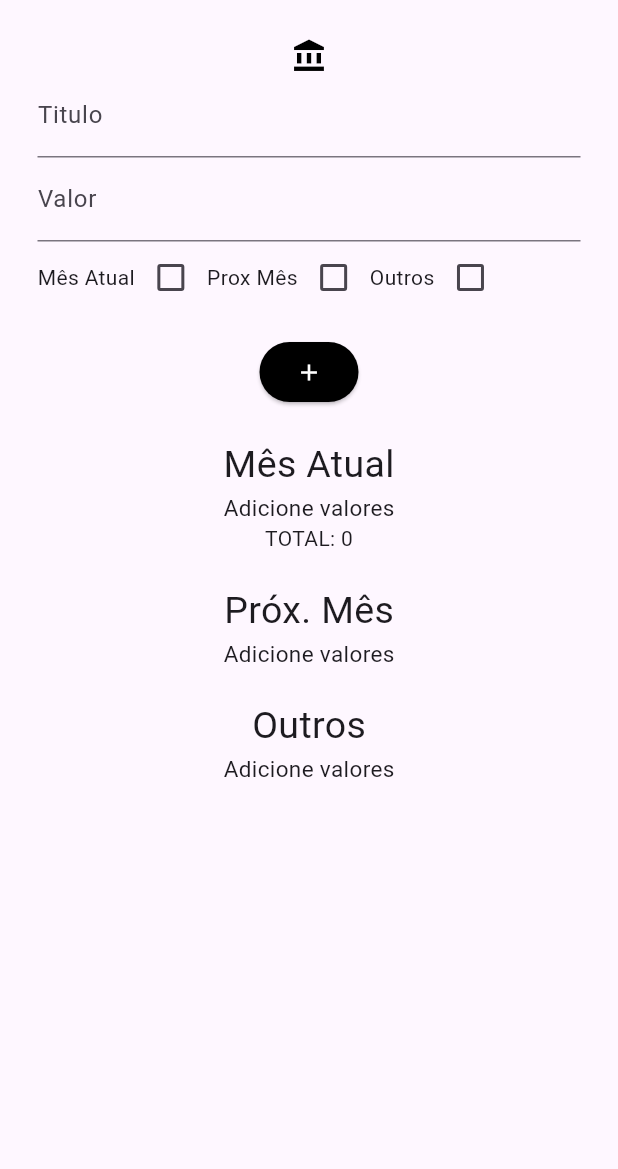
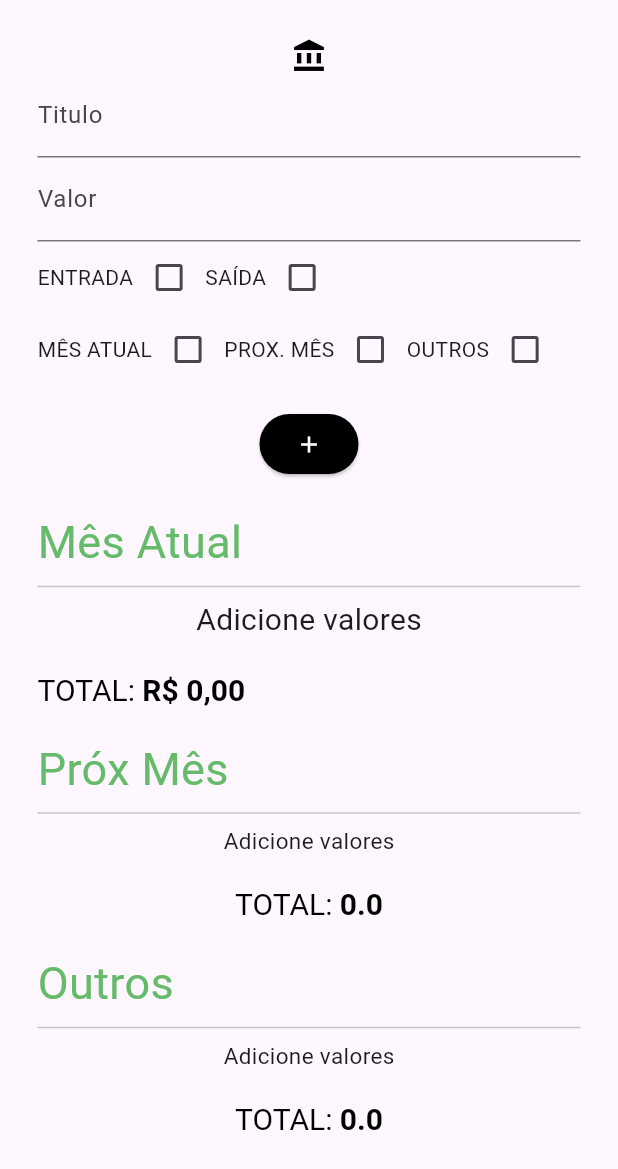
Before and after one commit to rafaelcastrobr/gastos_gerais_app_flutter, a Flutter app: the screen it shows after launch, after a tap on the "add" icon, on a phone screen of 412 x 824 dp. Shown: the top 1169 px of the screen. Run offline on Flutter 3.47's test engine with Material 3 defaults, Android fonts, the phone set to English and light mode, and no system bars; our stand-ins replace bloc, brasil_fields, equatable, flutter_bloc, hydrated_bloc, shared_preferences; missing offline and left inert: flutter_guid.

Commit message:
feat: formacao de valor

```diff
--- a/lib/bloc/create_list_cubit/create_list_state.dart
+++ b/lib/bloc/create_list_cubit/create_list_state.dart
@@ -2,22 +2,27 @@ part of 'create_list_cubit.dart';
 
 @immutable
 class CreateListState extends Equatable {
-
   final List<ListasModel>? mesAtual;
   final List<ListasModel>? proxMes;
   final List<ListasModel>? outros;
+  final TextEditingController? controllerTitulo;
+  final TextEditingController? controllerValor;
 
-const CreateListState({this.mesAtual, this.proxMes, this.outros});
+  const CreateListState({this.controllerTitulo, this.controllerValor, this.mesAtual, this.proxMes, this.outros});
 
   CreateListState copyWith({
     List<ListasModel>? mesAtual,
     List<ListasModel>? proxMes,
     List<ListasModel>? outros,
+    TextEditingController? controllerTitulo,
+    TextEditingController? controllerValor,
   }) {
     return CreateListState(
       mesAtual: mesAtual ?? this.mesAtual,
       outros: outros ?? this.outros,
       proxMes: proxMes ?? this.proxMes,
+      controllerTitulo: controllerTitulo ?? this.controllerTitulo,
+      controllerValor: controllerValor ?? this.controllerValor,
     );
   }
 
@@ -29,31 +34,27 @@ const CreateListState({this.mesAtual, this.proxMes, this.outros});
       'mesAtual': mesAtualjson,
       'outros': outrosjson,
       'proxMes': proxMesjson,
+      'controllerTitulo': controllerTitulo,
+      'controllerValor': controllerValor,
     };
   }
 
   factory CreateListState.fromMap(Map<String, dynamic> map) {
-
-  final List<ListasModel> mesAtual = (map['mesAtual'] == null ? [] : jsonDecode(map['mesAtual']))
-      .map((task) => ListasModel.fromJson(task))
-      .toList();
-  final List<ListasModel> proxMes = (map['proxMes'] == null ? [] : jsonDecode(map['proxMes']))
-      .map((task) => ListasModel.fromJson(task))
-      .toList();
-  final List<ListasModel> outros = (map['outros'] == null ? [] : jsonDecode(map['outros']))
-      .map((task) => ListasModel.fromJson(task))
-      .toList();
+    final List<ListasModel> mesAtual = (map['mesAtual'] == null ? [] : jsonDecode(map['mesAtual'])).map((task) => ListasModel.fromJson(task)).toList();
+    final List<ListasModel> proxMes = (map['proxMes'] == null ? [] : jsonDecode(map['proxMes'])).map((task) => ListasModel.fromJson(task)).toList();
+    final List<ListasModel> outros = (map['outros'] == null ? [] : jsonDecode(map['outros'])).map((task) => ListasModel.fromJson(task)).toList();
 
     return CreateListState(
       mesAtual: mesAtual,
       outros: outros,
       proxMes: proxMes,
+      controllerValor: map['controllerValor'],
+      controllerTitulo: map['controllerTitulo'],
     );
   }
 
-
   @override
-  List<Object?> get props => [mesAtual, proxMes, outros];
+  List<Object?> get props => [mesAtual, proxMes, outros, controllerTitulo, controllerValor];
 }
 
 final class CreateListInitial extends CreateListState {}
--- /dev/null
+++ b/lib/functions/formaterValor.dart
@@ -0,0 +1,28 @@
+import 'package:intl/intl.dart';
+
+class Formatervalor {
+  static String formaterForReal(double valor) {
+    double valorNumerico = valor;
+    NumberFormat formatador = NumberFormat.currency(locale: 'pt_BR', symbol: 'R\$');
+    String valorFormatado = formatador.format(valorNumerico);
+
+    return valorFormatado;
+  }
+
+  static double limparString(String valor, bool entrada, bool saida) {
+    String valorFormatado = valor;
+    String valorSemPontos = valorFormatado.replaceAll('.', '');
+    String valorComPonto = valorSemPontos.replaceAll(',', '.');
+    double valorNumerico = double.parse(valorComPonto);
+    double valorEntradaSaida = 0;
+
+    if (entrada) {
+      valorEntradaSaida = valorNumerico;
+    }
+    if (saida) {
+      valorEntradaSaida = -valorNumerico;
+    }
+
+    return valorEntradaSaida;
+  }
+}
--- a/lib/models/listas_model.dart
+++ b/lib/models/listas_model.dart
@@ -10,7 +10,7 @@ import 'package:json_annotation/json_annotation.dart';
 class ListasModel extends Equatable {
   String id;
   String titulo;
-  int valor;
+  double valor;
   int iconEnum;
 
   ListasModel({required this.id, required this.titulo, required this.valor, this.iconEnum = 0});
@@ -21,7 +21,7 @@ class ListasModel extends Equatable {
   ListasModel copyWith({
     String? titulo,
     String? id,
-    int? valor,
+    double? valor,
     int? iconEnum,
   }) {
     return ListasModel(id: id ?? this.id, titulo: titulo ?? this.titulo, valor: valor ?? this.valor, iconEnum: iconEnum ?? this.iconEnum);
@@ -48,5 +48,4 @@ class ListasModel extends Equatable {
   String toJson() => json.encode(toMap());
 
   factory ListasModel.fromJson(String source) => ListasModel.fromMap(json.decode(source) as Map<String, dynamic>);
-
 }
--- a/lib/screens/Home.dart
+++ b/lib/screens/Home.dart
@@ -4,6 +4,7 @@ import 'package:flutter/material.dart';
 import 'package:flutter_bloc/flutter_bloc.dart';
 import 'package:flutter_guid/flutter_guid.dart';
 import 'package:gastos_gerais_app_flutter/bloc/create_list_cubit/create_list_cubit.dart';
+import 'package:gastos_gerais_app_flutter/functions/formaterValor.dart';
 import 'package:gastos_gerais_app_flutter/models/listas_model.dart';
 import 'package:gastos_gerais_app_flutter/screens/widgets/MesAtualWidgets.dart';
 import 'package:gastos_gerais_app_flutter/screens/widgets/OutrosWidgets.dart';
@@ -19,73 +20,43 @@ class Home extends StatefulWidget {
 }
 
 class _HomeState extends State<Home> {
-  final TextEditingController _controllerTitulo = TextEditingController();
-  final TextEditingController _controllerValor = TextEditingController();
+  late final TextEditingController _controllerTitulo;
+  late final TextEditingController _controllerValor;
   late final CreateListCubit createListCubit;
 
   bool mesAtualCheck = false;
   bool proxMesCheck = false;
   bool outrosCheck = false;
 
+  bool entradaCheck = false;
+  bool saidaCheck = false;
+
+  bool error = false;
+
   @override
   void initState() {
     // TODO: implement initState
-
+    _controllerTitulo = TextEditingController();
+    _controllerValor = TextEditingController();
     createListCubit = context.read<CreateListCubit>();
 
     listShared();
 
+    createListCubit.initControllerText(_controllerTitulo, _controllerValor);
     super.initState();
   }
 
   listShared() async {
     final SharedPreferences prefs = await SharedPreferences.getInstance();
 
-
+    // prefs.remove('mesAtual');
+    // prefs.remove('proxMes');
+    // prefs.remove('outros');
     var listConvertMesAtual = prefs.getString('mesAtual') ?? '[]';
     var listConvertProxMes = prefs.getString('proxMes') ?? '[]';
     var listConvertOutros = prefs.getString('outros') ?? '[]';
 
-List<ListasModel> mesAtualConvert = [];
-List<ListasModel> proxMesConvert = [];
-List<ListasModel> outrosConvert = [];
-
-if (listConvertMesAtual.isNotEmpty) {
-  var decodedListMesAtual = jsonDecode(listConvertMesAtual);
-  mesAtualConvert = decodedListMesAtual.map<ListasModel>((item) => ListasModel.fromJson(item)).toList();
-}
-
-if (listConvertProxMes.isNotEmpty) {
-  var decodedListProxMes = jsonDecode(listConvertProxMes);
-  proxMesConvert = decodedListProxMes.map<ListasModel>((item) => ListasModel.fromJson(item)).toList();
-}
-
-if (listConvertOutros.isNotEmpty) {
-  var decodedListOutros = jsonDecode(listConvertOutros);
-  outrosConvert = decodedListOutros.map<ListasModel>((item) => ListasModel.fromJson(item)).toList();
-}
-
-
-
-
-
-
-
-
-    // var listConvertMesAtual = prefs.getString('mesAtual') ?? '';
-    // var listConvertProxMes = prefs.getString('proxMes') ?? '';
-    // var listConvertOutros = prefs.getString('outros') ?? '';
-
-    // var decodedListMesAtual = jsonDecode(listConvertMesAtual);
-    // var decodedListProxMes = jsonDecode(listConvertProxMes);
-    // var decodedListOutros = jsonDecode(listConvertOutros);
-
-
-    // List<ListasModel> mesAtualConvert = decodedListMesAtual.map<ListasModel>((item) => ListasModel.fromJson(item)).toList();
-    // List<ListasModel> proxMesConvert = decodedListProxMes.map<ListasModel>((item) => ListasModel.fromJson(item)).toList();
-    // List<ListasModel> outrosConvert = decodedListOutros.map<ListasModel>((item) => ListasModel.fromJson(item)).toList();
-
-    createListCubit.initMesAtual(mesAtualConvert, proxMesConvert, outrosConvert);
+    createListCubit.initMesAtual(listConvertMesAtual, listConvertProxMes, listConvertOutros);
   }
 
   @override
@@ -94,19 +65,44 @@ if (listConvertOutros.isNotEmpty) {
       child: GestureDetector(
         onTap: () => FocusScope.of(context).requestFocus(FocusNode()),
         child: Scaffold(
-          body: Center(
-            child: Padding(
+          body: Padding(
             padding: const EdgeInsets.all(25),
-              child: Column(
+            child: SingleChildScrollView(
+              child: BlocBuilder<CreateListCubit, CreateListState>(
+                bloc: createListCubit,
+                builder: (context, state) {
+                  return Column(
                     mainAxisAlignment: MainAxisAlignment.start,
                     children: [
                       const Icon(Icons.account_balance, color: Colors.black),
-                  TextInputWidget(controller: _controllerTitulo, titulo: "Titulo", typeInput: TextInputType.text),
-                  TextInputWidget(controller: _controllerValor, titulo: "Valor", typeInput: TextInputType.number),
+                      TextInputWidget(controller: state.controllerTitulo ?? _controllerTitulo, isValor: false, titulo: "Titulo", typeInput: TextInputType.text),
+                      TextInputWidget(controller: state.controllerValor ?? _controllerValor, isValor: true, titulo: "Valor", typeInput: TextInputType.number),
                       Row(children: [
-                    const Text('Mês Atual'),
+                        const Text('ENTRADA'),
                         Checkbox(
                           value: mesAtualCheck,
+                          onChanged: (value) {
+                            setState(() {
+                              entradaCheck = !entradaCheck;
+                              saidaCheck = false;
+                            });
+                          },
+                        ),
+                        const Text('SAÍDA'),
+                        Checkbox(
+                          value: proxMesCheck,
+                          onChanged: (value) {
+                            setState(() {
+                              saidaCheck = !saidaCheck;
+                              entradaCheck = false;
+                            });
+                          },
+                        ),
+                      ]),
+                      Row(children: [
+                        const Text('MÊS ATUAL'),
+                        Checkbox(
+                          value: entradaCheck,
                           onChanged: (value) {
                             setState(() {
                               mesAtualCheck = !mesAtualCheck;
@@ -115,18 +111,18 @@ if (listConvertOutros.isNotEmpty) {
                             });
                           },
                         ),
-                    const Text('Prox Mês'),
+                        const Text('PROX. MÊS'),
                         Checkbox(
-                      value: proxMesCheck,
+                          value: saidaCheck,
                           onChanged: (value) {
                             setState(() {
+                              mesAtualCheck = false;
                               proxMesCheck = !proxMesCheck;
-                          mesAtualCheck = false;
                               outrosCheck = false;
                             });
                           },
                         ),
-                    const Text('Outros'),
+                        const Text('OUTROS'),
                         Checkbox(
                           value: outrosCheck,
                           onChanged: (value) {
@@ -144,7 +140,20 @@ if (listConvertOutros.isNotEmpty) {
                           style: ElevatedButton.styleFrom(backgroundColor: Colors.black, foregroundColor: Colors.white),
                           onPressed: () {
                             Guid id = Guid.generate();
-                        createListCubit.addTaskMesAtual(id.value, _controllerTitulo.text, int.parse(_controllerValor.text));
+
+                            var valorNumerico = Formatervalor.limparString(_controllerValor.text, entradaCheck, saidaCheck);
+
+                            if (mesAtualCheck) {
+                              createListCubit.addTaskMesAtual(id.value, _controllerTitulo.text, valorNumerico);
+                            }
+
+                            if (proxMesCheck) {
+                              createListCubit.addTaskProxMes(id.value, _controllerTitulo.text, valorNumerico);
+                            }
+
+                            if (outrosCheck) {
+                              createListCubit.addTaskOutros(id.value, _controllerTitulo.text, valorNumerico);
+                            }
                           },
                           child: const Icon(Icons.add),
                         ),
@@ -154,8 +163,10 @@ if (listConvertOutros.isNotEmpty) {
                       const SizedBox(height: 20),
                       const ProxMesWidget(),
                       const SizedBox(height: 20),
-                  const OutrosWidgets()
+                      const OutrosWidgets(),
                     ],
+                  );
+                },
               ),
             ),
           ),
--- a/lib/screens/widgets/MesAtualWidgets.dart
+++ b/lib/screens/widgets/MesAtualWidgets.dart
@@ -1,6 +1,7 @@
 import 'package:flutter/material.dart';
 import 'package:flutter_bloc/flutter_bloc.dart';
 import 'package:gastos_gerais_app_flutter/bloc/create_list_cubit/create_list_cubit.dart';
+import 'package:gastos_gerais_app_flutter/functions/formaterValor.dart';
 
 class MesAtualWidgets extends StatefulWidget {
   const MesAtualWidgets({super.key});
@@ -19,29 +20,59 @@ class _MesAtualWidgetsState extends State<MesAtualWidgets> {
       builder: (context, state) {
         final listaMesAtual = state.mesAtual ?? [];
 
+        var total = listaMesAtual.fold(0.0, (previousValue, element) => previousValue + element.valor);
+
         return Column(
           children: [
-            const Text('Mês Atual', style: TextStyle(fontSize: 25)),
-            if (listaMesAtual.isEmpty) const Text('Adicione valores', style: TextStyle(fontSize: 15)),
+            Align(alignment: Alignment.centerLeft, child: Text('Mês Atual', style: TextStyle(fontSize: 30, color: Colors.green[400]))),
+            Divider(),
+            if (listaMesAtual.isEmpty) const Text('Adicione valores', style: TextStyle(fontSize: 20)),
             ListView.builder(
               shrinkWrap: true,
+              physics: const NeverScrollableScrollPhysics(),
               itemCount: listaMesAtual.length,
               itemBuilder: (context, index) {
                 return Row(
                   children: [
-                    Text(listaMesAtual[index].titulo),
-                    const SizedBox(width: 10),
-                    Text('${listaMesAtual[index].valor}'),
                     IconButton(
                         onPressed: () {
                           createListCubit.deleteTaskMesAtual(listaMesAtual[index].id);
                         },
-                        icon: const Icon(Icons.delete, color: Colors.red))
+                        icon: const Icon(Icons.delete, color: Colors.red)),
+                    IconButton(
+                        onPressed: () {
+                          //createListCubit.deleteTaskMesAtual(listaMesAtual[index].id);
+                        },
+                        icon: const Icon(Icons.copy, color: Colors.blue)),
+                    IconButton(
+                        onPressed: () {
+                          //createListCubit.editTaskMesAtual(listaMesAtual[index].id);
+                        },
+                        icon: const Icon(Icons.edit, color: Colors.green)),
+                    Text('${listaMesAtual[index].titulo.toUpperCase()} * ${Formatervalor.formaterForReal(listaMesAtual[index].valor)}', style: TextStyle(fontSize: 25)),
                   ],
                 );
               },
             ),
-            Text('TOTAL: ${listaMesAtual.fold(0, (previousValue, element) => previousValue + element.valor)}')
+            const SizedBox(height: 20),
+            Row(
+              crossAxisAlignment: CrossAxisAlignment.end,
+              children: [
+                RichText(
+                  text: TextSpan(
+                    text: 'TOTAL: ',
+                    style: const TextStyle(fontSize: 20, color: Colors.black),
+                    children: <TextSpan>[
+                      TextSpan(
+                          text: Formatervalor.formaterForReal(total),
+                          style: const TextStyle(
+                            fontWeight: FontWeight.bold,
+                          )),
+                    ],
+                  ),
+                ),
+              ],
+            ),
           ],
         );
       },
--- a/lib/screens/widgets/OutrosWidgets.dart
+++ b/lib/screens/widgets/OutrosWidgets.dart
@@ -19,27 +19,53 @@ class _OutrosWidgetsState extends State<OutrosWidgets> {
       builder: (context, state) {
         final listaOutros = state.outros ?? [];
 
+        var total = listaOutros.fold(0.0, (previousValue, element) => previousValue + element.valor);
+
         return Column(
           children: [
-            const Text('Outros', style: TextStyle(fontSize: 25)),
+            Align(alignment: Alignment.centerLeft, child: Text('Outros', style: TextStyle(fontSize: 30, color: Colors.green[400]))),
+            Divider(),
             if (listaOutros.isEmpty) const Text('Adicione valores', style: TextStyle(fontSize: 15)),
             ListView.builder(
               shrinkWrap: true,
+              physics: const NeverScrollableScrollPhysics(),
               itemCount: listaOutros.length,
               itemBuilder: (context, index) {
                 return Row(
                   children: [
-                    Text(listaOutros[index].titulo),
-                    const SizedBox(width: 10),
-                    Text('${listaOutros[index].valor}'),
                     IconButton(
                         onPressed: () {
-                          createListCubit.deleteTaskProxAtual(listaOutros[index].id);
+                          createListCubit.deleteTaskOutros(listaOutros[index].id);
                         },
-                        icon: const Icon(Icons.delete, color: Colors.red))
+                        icon: const Icon(Icons.delete, color: Colors.red)),
+                    IconButton(
+                        onPressed: () {
+                          //createListCubit.deleteTaskMesAtual(listaMesAtual[index].id);
+                        },
+                        icon: const Icon(Icons.copy, color: Colors.blue)),
+                    IconButton(
+                        onPressed: () {
+                          //createListCubit.editTaskMesAtual(listaMesAtual[index].id);
+                        },
+                        icon: const Icon(Icons.edit, color: Colors.green)),
+                    Text('${listaOutros[index].titulo.toUpperCase()} * ${listaOutros[index].valor}', style: TextStyle(fontSize: 25)),
                   ],
                 );
               },
+            ),
+            const SizedBox(height: 20),
+            RichText(
+              text: TextSpan(
+                text: 'TOTAL: ',
+                style: const TextStyle(fontSize: 20, color: Colors.black),
+                children: <TextSpan>[
+                  TextSpan(
+                      text: '$total',
+                      style: const TextStyle(
+                        fontWeight: FontWeight.bold,
+                      )),
+                ],
+              ),
             ),
           ],
         );
--- a/lib/screens/widgets/ProxMesWidgets.dart
+++ b/lib/screens/widgets/ProxMesWidgets.dart
@@ -19,27 +19,53 @@ class _ProxMesWidgetState extends State<ProxMesWidget> {
       builder: (context, state) {
         final listaProxMes = state.proxMes ?? [];
 
+        var total = listaProxMes.fold(0.0, (previousValue, element) => previousValue + element.valor);
+
         return Column(
           children: [
-            const Text('Próx. Mês', style: TextStyle(fontSize: 25)),
+            Align(alignment: Alignment.centerLeft, child: Text('Próx Mês', style: TextStyle(fontSize: 30, color: Colors.green[400]))),
+            Divider(),
             if (listaProxMes.isEmpty) const Text('Adicione valores', style: TextStyle(fontSize: 15)),
             ListView.builder(
               shrinkWrap: true,
+              physics: const NeverScrollableScrollPhysics(),
               itemCount: listaProxMes.length,
               itemBuilder: (context, index) {
                 return Row(
                   children: [
-                    Text(listaProxMes[index].titulo),
-                    const SizedBox(width: 10),
-                    Text('${listaProxMes[index].valor}'),
                     IconButton(
                         onPressed: () {
-                          createListCubit.deleteTaskProxAtual(listaProxMes[index].id);
+                          createListCubit.deleteTaskProxMes(listaProxMes[index].id);
                         },
-                        icon: const Icon(Icons.delete, color: Colors.red))
+                        icon: const Icon(Icons.delete, color: Colors.red)),
+                    IconButton(
+                        onPressed: () {
+                          //createListCubit.deleteTaskMesAtual(listaMesAtual[index].id);
+                        },
+                        icon: const Icon(Icons.copy, color: Colors.blue)),
+                    IconButton(
+                        onPressed: () {
+                          //createListCubit.editTaskMesAtual(listaMesAtual[index].id);
+                        },
+                        icon: const Icon(Icons.edit, color: Colors.green)),
+                    Text('${listaProxMes[index].titulo.toUpperCase()} * ${listaProxMes[index].valor}', style: TextStyle(fontSize: 25)),
                   ],
                 );
               },
+            ),
+            const SizedBox(height: 20),
+            RichText(
+              text: TextSpan(
+                text: 'TOTAL: ',
+                style: const TextStyle(fontSize: 20, color: Colors.black),
+                children: <TextSpan>[
+                  TextSpan(
+                      text: '$total',
+                      style: const TextStyle(
+                        fontWeight: FontWeight.bold,
+                      )),
+                ],
+              ),
             ),
           ],
         );
--- /dev/null
+++ b/lib/utils/formtaterTexts.dart
@@ -0,0 +1,23 @@
+import 'package:flutter/material.dart';
+import 'package:flutter/services.dart';
+import 'package:intl/intl.dart';
+
+
+class CurrencyInputFormatter extends TextInputFormatter {
+  final NumberFormat _formatter = NumberFormat.currency(locale: 'pt_BR', symbol: '');
+
+  @override
+  TextEditingValue formatEditUpdate(TextEditingValue oldValue, TextEditingValue newValue) {
+    if (newValue.text.isEmpty) {
+      return newValue.copyWith(text: '');
+    }
+
+    double value = double.parse(newValue.text.replaceAll('.', '').replaceAll(',', ''));
+    String newText = _formatter.format(value / 100);
+
+    return newValue.copyWith(
+      text: newText,
+      selection: TextSelection.collapsed(offset: newText.length),
+    );
+  }
+}
--- a/lib/widgets/TextInputWidget.dart
+++ b/lib/widgets/TextInputWidget.dart
@@ -1,10 +1,17 @@
+import 'package:brasil_fields/brasil_fields.dart';
 import 'package:flutter/material.dart';
+import 'package:flutter/services.dart';
+import 'package:flutter/material.dart';
+import 'package:flutter/services.dart';
+import 'package:gastos_gerais_app_flutter/utils/formtaterTexts.dart';
+import 'package:intl/intl.dart';
 
 class TextInputWidget extends StatefulWidget {
   final TextEditingController controller;
   final String titulo;
   final TextInputType typeInput;
-  const TextInputWidget({super.key, required this.controller, required this.titulo, required this.typeInput});
+  final bool isValor;
+  const TextInputWidget({super.key, required this.controller, required this.titulo, required this.typeInput, required this.isValor});
 
   @override
   State<TextInputWidget> createState() => _TextInputWidgetState();
@@ -16,8 +23,8 @@ class _TextInputWidgetState extends State<TextInputWidget> {
     return TextField(
       controller: widget.controller,
       keyboardType: widget.typeInput,
+      inputFormatters: widget.isValor ? [CurrencyInputFormatter()] : [],
       decoration: InputDecoration(
-
         label: Text(widget.titulo),
       ),
     );
--- a/pubspec.yaml
+++ b/pubspec.yaml
@@ -42,7 +42,7 @@ dependencies:
   flutter_guid: ^0.3.1
   path_provider: ^2.1.4
   shared_preferences: ^2.3.2
-
+  brasil_fields: ^1.15.0
 
 dev_dependencies:
   flutter_test:
```
Also changed, not shown: lib/bloc/create_list_cubit/create_list_cubit.dart (+69 -26 lines), pubspec.lock. Lines whose indentation alone changed are shown as unchanged.
